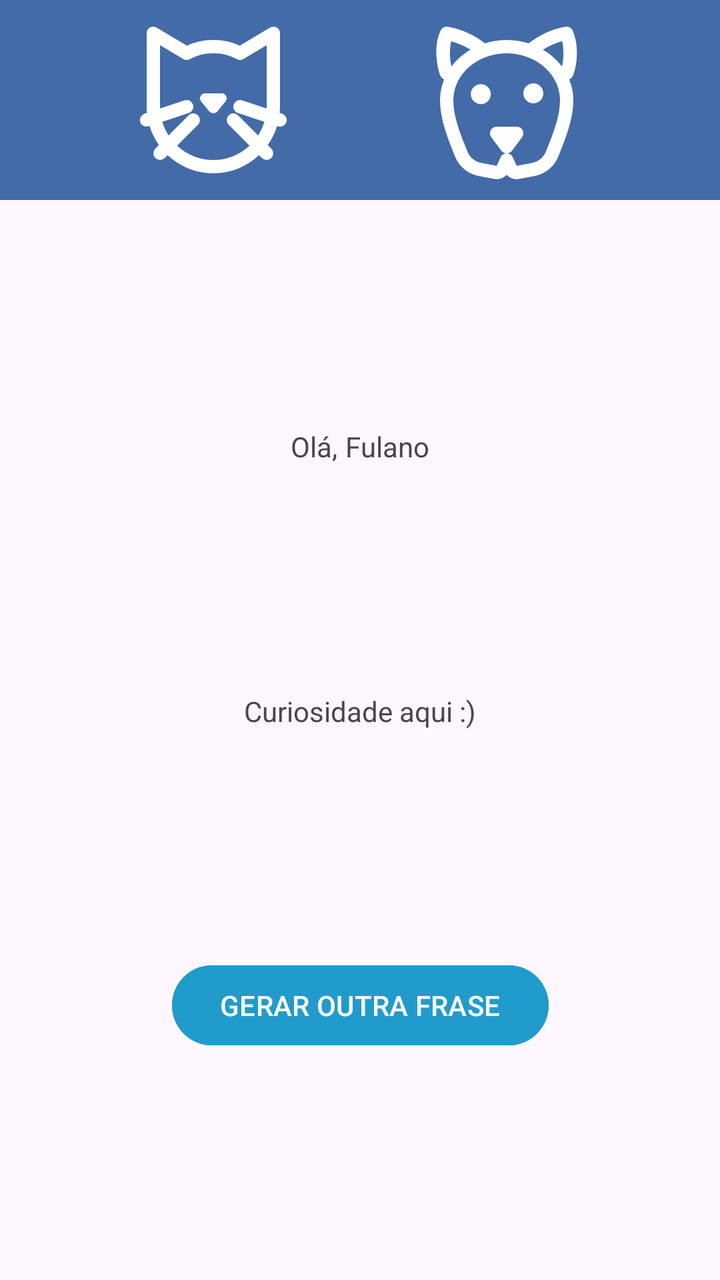
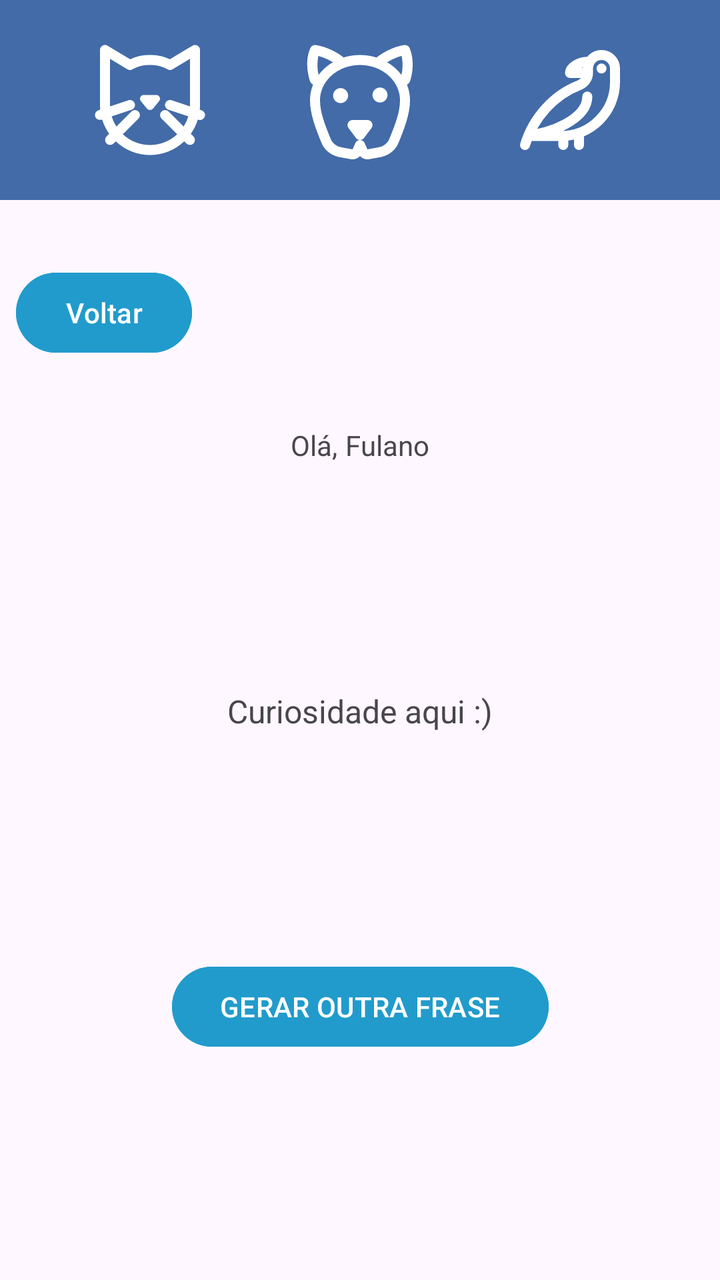

The first picture is an Android layout as it rendered before a commit; the second is the same layout after the commit. The layout source and the unified diff follow.
<!-- AndroidManifest.xml: application theme Theme.GatoCachorro -->
<!-- res/layout/activity_tela_frases.xml -->
<?xml version="1.0" encoding="utf-8"?>
<androidx.constraintlayout.widget.ConstraintLayout xmlns:android="http://schemas.android.com/apk/res/android"
    xmlns:app="http://schemas.android.com/apk/res-auto"
    xmlns:tools="http://schemas.android.com/tools"
    android:id="@+id/main"
    android:layout_width="match_parent"
    android:layout_height="match_parent"
    tools:context=".TelaFrasesActivity">


    <View
        android:id="@+id/view_imgs"
        android:layout_width="match_parent"
        android:layout_height="100dp"
        android:padding="12dp"
        android:background="@color/background_blue"
        app:layout_constraintTop_toTopOf="parent"
        app:layout_constraintStart_toStartOf="parent"
        app:layout_constraintEnd_toEndOf="parent"
        />

    <ImageView
        android:id="@+id/img_cat"
        android:layout_width="80dp"
        android:layout_height="80dp"
        android:src="@drawable/cat_svgrepo_com"
        app:tint="@color/white"
        android:clickable="true"
        app:layout_constraintTop_toTopOf="parent"
        app:layout_constraintBottom_toBottomOf="@id/view_imgs"
        app:layout_constraintStart_toStartOf="parent"
        app:layout_constraintEnd_toStartOf="@id/img_dog"/>

    <ImageView
        android:id="@+id/img_dog"
        android:layout_width="80dp"
        android:layout_height="80dp"
        android:src="@drawable/dog_svgrepo_com"
        app:tint="@color/white"
        android:clickable="true"
        app:layout_constraintTop_toTopOf="parent"
        app:layout_constraintBottom_toBottomOf="@id/view_imgs"
        app:layout_constraintEnd_toEndOf="parent"
        app:layout_constraintStart_toEndOf="@id/img_cat"
         />

    <TextView
        android:id="@+id/txt_saudacao_app_page"
        android:layout_width="wrap_content"
        android:layout_height="wrap_content"
        android:text="@string/txt_saudacao_app_page"
        app:layout_constraintTop_toBottomOf="@id/view_imgs"
        app:layout_constraintStart_toStartOf="parent"
        app:layout_constraintEnd_toStartOf="@id/nome_app_page"
        app:layout_constraintBottom_toTopOf="@id/txt_curiosity"
        app:layout_constraintHorizontal_chainStyle="packed"

        />

    <TextView
        android:id="@+id/nome_app_page"
        android:layout_width="wrap_content"
        android:layout_height="wrap_content"
        android:text="@string/txt_nome_user_app_page"
        android:layout_marginStart="4dp"
        app:layout_constraintTop_toBottomOf="@id/view_imgs"
        app:layout_constraintStart_toEndOf="@id/txt_saudacao_app_page"
        app:layout_constraintEnd_toEndOf="parent"
        app:layout_constraintBottom_toTopOf="@id/txt_curiosity"
        />

    <TextView
        android:id="@+id/txt_curiosity"
        android:layout_width="wrap_content"
        android:layout_height="wrap_content"
        android:text="@string/txt_curiosidade"

        app:layout_constraintStart_toStartOf="parent"
        app:layout_constraintEnd_toEndOf="parent"
        app:layout_constraintBottom_toTopOf="@id/btn_calc_app_page"
        app:layout_constraintTop_toBottomOf="@+id/txt_saudacao_app_page"
        />

    <Button
        android:id="@+id/btn_calc_app_page"
        android:layout_width="wrap_content"
        android:layout_height="wrap_content"
        android:text="@string/txt_btn_calc_app_page"
        android:backgroundTint="@color/material_dynamic_primary60"
        android:textColor="@color/white"
        app:layout_constraintBottom_toBottomOf="parent"
        app:layout_constraintTop_toBottomOf="@id/txt_curiosity"
        app:layout_constraintStart_toStartOf="parent"
        app:layout_constraintEnd_toEndOf="parent"
        />

</androidx.constraintlayout.widget.ConstraintLayout>
<!-- resources referenced by this layout -->
<resources>
  <color name="background_blue">#426BA8</color>
  <color name="white">#FFFFFFFF</color>
  <!-- drawable cat_svgrepo_com (drawable) -->
  <vector xmlns:android="http://schemas.android.com/apk/res/android"
      android:width="800dp"
      android:height="800dp"
      android:viewportWidth="24"
      android:viewportHeight="24">
    <path
        android:pathData="M10.165,12.211A0.75,0.75 0,0 1,10.791 11h2.418a0.75,0.75 0,0 1,0.626 1.211l-1.209,1.5a0.815,0.815 0,0 1,-1.252 0ZM1.051,15.316a1,1 0,0 1,0.633 -1.265l0.363,-0.121C2.019,13.623 2,13.314 2,13L2,2a1,1 0,0 1,1.515 -0.857L8.037,3.855A8.578,8.578 0,0 1,12 3a8.588,8.588 0,0 1,3.964 0.855l4.521,-2.712A1,1 0,0 1,22 2L22,13c0,0.314 -0.019,0.623 -0.047,0.93l0.363,0.121a1,1 0,0 1,-0.632 1.9l-0.119,-0.04a9.94,9.94 0,0 1,-1.4 2.843l0.541,0.541a1,1 0,0 1,-1.414 1.414l-0.442,-0.442a9.948,9.948 0,0 1,-13.7 0l-0.442,0.442a1,1 0,0 1,-1.414 -1.414l0.541,-0.541a9.94,9.94 0,0 1,-1.4 -2.843C1.659,16.123 1.214,15.8 1.051,15.316ZM4.014,13.274 L7.684,12.051a1,1 0,0 1,0.632 1.9L4.334,15.276a7.964,7.964 0,0 0,0.939 2.037l3.02,-3.02a1,1 0,0 1,1.414 1.414L6.563,18.851a7.952,7.952 0,0 0,10.874 0l-3.144,-3.144a1,1 0,0 1,1.414 -1.414l3.02,3.02a7.964,7.964 0,0 0,0.939 -2.037l-3.982,-1.327a1,1 0,0 1,0.632 -1.9l3.67,1.223c0,-0.091 0.014,-0.181 0.014,-0.274L20,3.766L16.515,5.857a1,1 0,0 1,-1 0.019A6.665,6.665 0,0 0,12 5a6.665,6.665 0,0 0,-3.518 0.876,1 1,0 0,1 -1,-0.019L4,3.766L4,13C4,13.093 4.011,13.183 4.014,13.274Z"
        android:fillColor="#000000"/>
  </vector>
  <!-- drawable dog_svgrepo_com: vector/xml drawable (drawable, 2354 chars, omitted) -->
  <string name="txt_btn_calc_app_page">GERAR OUTRA FRASE</string>
  <string name="txt_curiosidade">Curiosidade aqui :)</string>
  <string name="txt_nome_user_app_page">Fulano</string>
  <string name="txt_saudacao_app_page">Olá, </string>
  <style name="Theme.GatoCachorro" parent="Base.Theme.GatoCachorro" />
  <style name="Base.Theme.GatoCachorro" parent="Theme.Material3.DayNight.NoActionBar">
          
          
      </style>
</resources>

<!-- the commit's change to res/layout/activity_tela_frases.xml (unified diff, before → after) -->
@@ -21,8 +21,8 @@
 
     <ImageView
         android:id="@+id/img_cat"
-        android:layout_width="80dp"
-        android:layout_height="80dp"
+        android:layout_width="60dp"
+        android:layout_height="60dp"
         android:src="@drawable/cat_svgrepo_com"
         app:tint="@color/white"
         android:clickable="true"
@@ -33,22 +33,50 @@
 
     <ImageView
         android:id="@+id/img_dog"
-        android:layout_width="80dp"
-        android:layout_height="80dp"
+        android:layout_width="60dp"
+        android:layout_height="60dp"
         android:src="@drawable/dog_svgrepo_com"
         app:tint="@color/white"
         android:clickable="true"
         app:layout_constraintTop_toTopOf="parent"
         app:layout_constraintBottom_toBottomOf="@id/view_imgs"
-        app:layout_constraintEnd_toEndOf="parent"
+        app:layout_constraintEnd_toStartOf="@id/img_crow"
         app:layout_constraintStart_toEndOf="@id/img_cat"
          />
+
+    <ImageView
+        android:id="@+id/img_crow"
+        android:layout_width="60dp"
+        android:layout_height="60dp"
+        android:src="@drawable/crow_svgrepo_com"
+        app:tint="@color/white"
+        android:clickable="true"
+        app:layout_constraintTop_toTopOf="parent"
+        app:layout_constraintBottom_toBottomOf="@id/view_imgs"
+        app:layout_constraintEnd_toEndOf="parent"
+        app:layout_constraintStart_toEndOf="@id/img_dog"
+        />
+
+    <Button
+        android:id="@+id/btn_voltar"
+        android:layout_width="wrap_content"
+        android:layout_height="wrap_content"
+        android:backgroundTint="@color/material_dynamic_primary60"
+        android:text="@string/txt_btn_voltar"
+
+        app:layout_constraintTop_toBottomOf="@id/view_imgs"
+        app:layout_constraintBottom_toTopOf="@id/txt_saudacao_app_page"
+        app:layout_constraintStart_toStartOf="parent"
+        android:layout_marginStart="8dp"
+        />
 
     <TextView
         android:id="@+id/txt_saudacao_app_page"
         android:layout_width="wrap_content"
         android:layout_height="wrap_content"
         android:text="@string/txt_saudacao_app_page"
+        android:layout_marginStart="16dp"
+
         app:layout_constraintTop_toBottomOf="@id/view_imgs"
         app:layout_constraintStart_toStartOf="parent"
         app:layout_constraintEnd_toStartOf="@id/nome_app_page"
@@ -63,6 +91,8 @@
         android:layout_height="wrap_content"
         android:text="@string/txt_nome_user_app_page"
         android:layout_marginStart="4dp"
+        android:layout_marginEnd="16dp"
+
         app:layout_constraintTop_toBottomOf="@id/view_imgs"
         app:layout_constraintStart_toEndOf="@id/txt_saudacao_app_page"
         app:layout_constraintEnd_toEndOf="parent"
@@ -74,6 +104,10 @@
         android:layout_width="wrap_content"
         android:layout_height="wrap_content"
         android:text="@string/txt_curiosidade"
+        android:gravity="center"
+        android:layout_marginHorizontal="8dp"
+        android:clickable="true"
+        android:textSize="16dp"
 
         app:layout_constraintStart_toStartOf="parent"
         app:layout_constraintEnd_toEndOf="parent"
<!-- resource entries referenced after the edit -->
@@ -12,8 +12,23 @@
         android:pathData="M10.165,12.211A0.75,0.75 0,0 1,10.791 11h2.418a0.75,0.75 0,0 1,0.626 1.211l-1.209,1.5a0.815,0.815 0,0 1,-1.252 0ZM1.051,15.316a1,1 0,0 1,0.633 -1.265l0.363,-0.121C2.019,13.623 2,13.314 2,13L2,2a1,1 0,0 1,1.515 -0.857L8.037,3.855A8.578,8.578 0,0 1,12 3a8.588,8.588 0,0 1,3.964 0.855l4.521,-2.712A1,1 0,0 1,22 2L22,13c0,0.314 -0.019,0.623 -0.047,0.93l0.363,0.121a1,1 0,0 1,-0.632 1.9l-0.119,-0.04a9.94,9.94 0,0 1,-1.4 2.843l0.541,0.541a1,1 0,0 1,-1.414 1.414l-0.442,-0.442a9.948,9.948 0,0 1,-13.7 0l-0.442,0.442a1,1 0,0 1,-1.414 -1.414l0.541,-0.541a9.94,9.94 0,0 1,-1.4 -2.843C1.659,16.123 1.214,15.8 1.051,15.316ZM4.014,13.274 L7.684,12.051a1,1 0,0 1,0.632 1.9L4.334,15.276a7.964,7.964 0,0 0,0.939 2.037l3.02,-3.02a1,1 0,0 1,1.414 1.414L6.563,18.851a7.952,7.952 0,0 0,10.874 0l-3.144,-3.144a1,1 0,0 1,1.414 -1.414l3.02,3.02a7.964,7.964 0,0 0,0.939 -2.037l-3.982,-1.327a1,1 0,0 1,0.632 -1.9l3.67,1.223c0,-0.091 0.014,-0.181 0.014,-0.274L20,3.766L16.515,5.857a1,1 0,0 1,-1 0.019A6.665,6.665 0,0 0,12 5a6.665,6.665 0,0 0,-3.518 0.876,1 1,0 0,1 -1,-0.019L4,3.766L4,13C4,13.093 4.011,13.183 4.014,13.274Z"
         android:fillColor="#000000"/>
   </vector>
+  <!-- drawable crow_svgrepo_com (drawable) -->
+  <vector xmlns:android="http://schemas.android.com/apk/res/android"
+      android:width="800dp"
+      android:height="800dp"
+      android:viewportWidth="24"
+      android:viewportHeight="24">
+    <path
+        android:pathData="M15.462,11.308C15.462,15.981 7.385,18.923 3.923,18.923M3,21C4.68,15.419 8.905,10.948 13.748,9.082C14.795,8.679 15.6,7.721 15.6,6.6M15.6,6.6H12C12,5.482 13.785,4.35 15.6,4.35H15.961M15.6,6.6V5.7C15.6,5.208 15.731,4.747 15.961,4.35M3.9,19.2H10.2C16.165,19.2 21,14.365 21,8.4V5.7C21,4.209 19.791,3 18.3,3C17.301,3 16.428,3.543 15.961,4.35M10.65,21V19.2M13.8,21V19.2M18.3,5.7L18.306,5.706"
+        android:strokeLineJoin="round"
+        android:strokeWidth="2"
+        android:fillColor="#00000000"
+        android:strokeColor="#000000"
+        android:strokeLineCap="round"/>
+  </vector>
   <!-- drawable dog_svgrepo_com: vector/xml drawable (drawable, 2354 chars, omitted) -->
   <string name="txt_btn_calc_app_page">GERAR OUTRA FRASE</string>
+  <string name="txt_btn_voltar">Voltar</string>
   <string name="txt_curiosidade">Curiosidade aqui :)</string>
   <string name="txt_nome_user_app_page">Fulano</string>
   <string name="txt_saudacao_app_page">Olá, </string>
